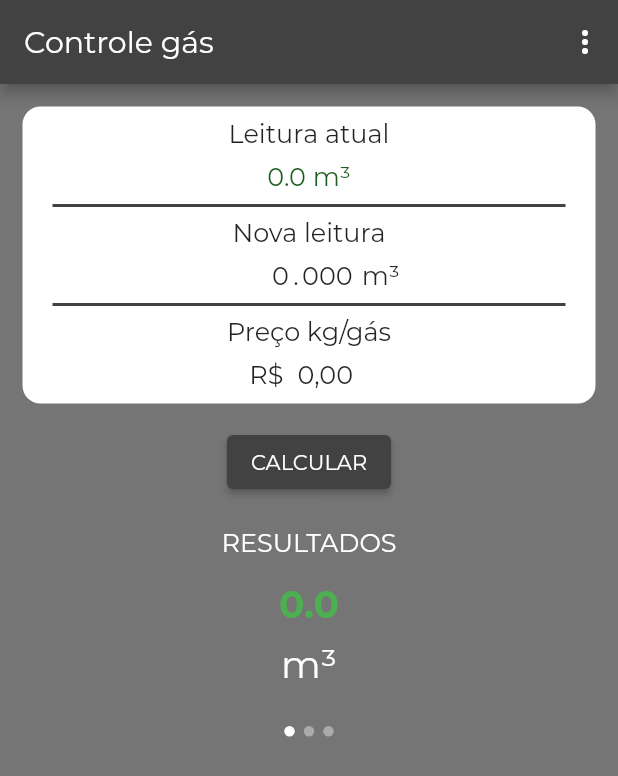
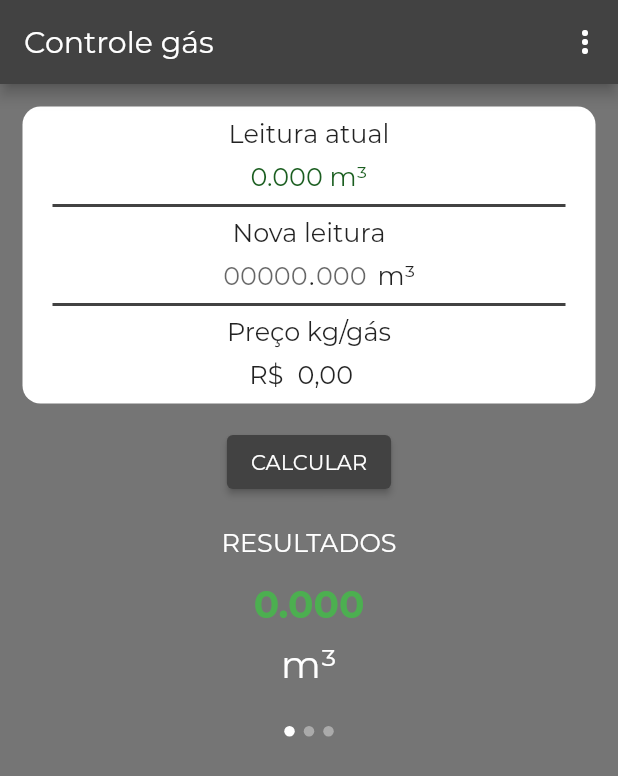
Before and after one commit to mtbossa/gas-control, a Flutter app: the screen it shows after launch, after a tap on "CALCULAR", on a phone screen of 412 x 824 dp. Shown: the top 776 px of the screen. Run offline on Flutter 3.47's test engine with Material 2 defaults, Android fonts, the phone set to English and light mode, and no system bars; our stand-ins replace flutter_masked_text.

Commit message:
Added _firstTime variable for initing zerovalue only once and added zeros to display

```diff
--- a/lib/app/components/home_view/container_values.dart
+++ b/lib/app/components/home_view/container_values.dart
@@ -107,9 +107,10 @@ class ContainerValues extends StatelessWidget {
   }
 
   Text checkEmpty() {
+    // TODO print with ","
     if (leiturasArray.last.cubicMeterValue == 0.0 || leiturasArray.last.cubicMeterValue == null) {
       return Text(
-        "0.0 m³",
+        "0.000 m³",
         style: TextStyle(
           color: Colors.green[900],
           fontSize: 17,
@@ -118,7 +119,7 @@ class ContainerValues extends StatelessWidget {
     } else {
       return Text(
         // Displays the most recent added gas value
-        "${leiturasArray.last.cubicMeterValue} m³",
+        "${leiturasArray.last.cubicMeterValue.toStringAsFixed(3)} m³",
         style: TextStyle(
           color: Colors.green[900],
           fontSize: 17,
--- a/lib/app/components/home_view/input_gas_new_value.dart
+++ b/lib/app/components/home_view/input_gas_new_value.dart
@@ -19,7 +19,7 @@ class InputGasValue extends StatelessWidget {
       mainAxisAlignment: MainAxisAlignment.center,
       children: [
         Container(
-          width: 50,
+          width: 70,
           child: TextField(
             textDirection: TextDirection.rtl,
             controller: newIntValueTextController,
@@ -29,6 +29,7 @@ class InputGasValue extends StatelessWidget {
             onEditingComplete: (() => _focusNode.requestFocus()),
             decoration: InputDecoration(
               hintText: "00000",
+              hintTextDirection: TextDirection.rtl,
               contentPadding: EdgeInsets.symmetric(vertical: -2),
               isDense: true,
               counterText: "",
@@ -38,10 +39,13 @@ class InputGasValue extends StatelessWidget {
             keyboardType: TextInputType.number,
           ),
         ),
-        Text(
-          ".",
-          style: TextStyle(
-            fontSize: 17,
+        Padding(
+          padding: const EdgeInsets.only(left: 1.0),
+          child: Text(
+            ".",
+            style: TextStyle(
+              fontSize: 17,
+            ),
           ),
         ),
         Padding(
@@ -57,7 +61,8 @@ class InputGasValue extends StatelessWidget {
               focusNode: _focusNode,
               decoration: InputDecoration(
                 hintText: "000",
-                contentPadding: EdgeInsets.symmetric(vertical: -2),
+                hintTextDirection: TextDirection.ltr,
+                contentPadding: EdgeInsets.only(top: -2, bottom: -2),
                 isDense: true,
                 counterText: "",
                 border: InputBorder.none,
--- a/lib/app/components/home_view/page_view_result.dart
+++ b/lib/app/components/home_view/page_view_result.dart
@@ -89,11 +89,12 @@ class PageViewResult extends StatelessWidget {
   }
 
   Text checkCubicMeters() {
+    // TODO print with ','
     if (arrayLeituras.last.cubicMeterValue == 0.0 ||
         arrayLeituras.last.cubicMeterValue == null ||
         arrayLeituras.last.cubicMeterDifference == 0.0) {
       return Text(
-        "0.0",
+        "0.000",
         style: TextStyle(
           fontSize: 25,
           color: Colors.green,
@@ -116,7 +117,7 @@ class PageViewResult extends StatelessWidget {
     if (arrayLeituras.last.kgValue == 0.0 ||
         arrayLeituras.last.kgValue == null) {
       return Text(
-        "0.0",
+        "0.00",
         style: TextStyle(
           fontSize: 25,
           color: Colors.green,
@@ -139,7 +140,7 @@ class PageViewResult extends StatelessWidget {
     if (arrayLeituras.last.moneyValue == 0.0 ||
         arrayLeituras.last.moneyValue == null) {
       return Text(
-        "0.0",
+        "0.00",
         style: TextStyle(
           fontSize: 25,
           color: Colors.green,
--- a/lib/app/views/home_view.dart
+++ b/lib/app/views/home_view.dart
@@ -15,25 +15,27 @@ class HomeView extends StatefulWidget {
 class _HomeViewState extends State<HomeView> {
   int _currentIndex; // Current index of result view
 
-  TextEditingController newIntValueTextController =
-      TextEditingController(text: "0");
-  TextEditingController newDecimalValueTextController =
-      TextEditingController(text: "000");
+  TextEditingController newIntValueTextController = TextEditingController();
+  TextEditingController newDecimalValueTextController = TextEditingController();
   MoneyMaskedTextController gasPriceTextController =
       MoneyMaskedTextController();
+  bool _firstTime = true;
   List<Leitura> listLeituras = [];
 
   @override
   void initState() {
     super.initState();
-    Leitura leitura = Leitura(
+    if (_firstTime) {
+      Leitura _leitura = Leitura(
         cubicMeterDifference: 0.0,
         cubicMeterValue: 0.0,
         gasPrice: 0.0,
         kgValue: 0.0,
         moneyValue: 0.0,
       );
-    listLeituras.insert(0, leitura);
+      listLeituras.insert(0, _leitura);
+      _firstTime = !_firstTime;
+    }
     _currentIndex = 0;
   }
 
@@ -88,9 +90,11 @@ class _HomeViewState extends State<HomeView> {
                         ElevatedButton(
                           onPressed: () {
                             setState(() {
-                              calculate();
-                              newIntValueTextController = TextEditingController(text: "0");
-                              newDecimalValueTextController = TextEditingController(text: "000");
+                              _calculate();
+                              newIntValueTextController =
+                                  TextEditingController();
+                              newDecimalValueTextController =
+                                  TextEditingController();
                             }); // Calcular e mostrar
                           },
                           child: Text("CALCULAR"),
@@ -137,7 +141,7 @@ class _HomeViewState extends State<HomeView> {
   }
 
   // AlertDialog for adding newAtualGasValue
-  addNewGasValueDialog(BuildContext context) {
+  _addNewGasValueDialog(BuildContext context) {
     return showDialog(
       context: context,
       builder: (context) {
@@ -146,7 +150,7 @@ class _HomeViewState extends State<HomeView> {
             "Valor atual no medidor",
           ),
           content: Container(
-            height: 28,
+            height: 38,
             child: Column(
               crossAxisAlignment: CrossAxisAlignment.center,
               children: [
@@ -154,21 +158,29 @@ class _HomeViewState extends State<HomeView> {
                     newIntValueTextController: newIntValueTextController,
                     newDecimalValueTextController:
                         newDecimalValueTextController),
+                Divider(
+                  color: Theme.of(context).primaryColor,
+                  thickness: 2,
+                  indent: 20,
+                  endIndent: 20,
+                ),
               ],
             ),
           ),
           actions: [
             TextButton(
-              onPressed: () {},
+              onPressed: () {
+                Navigator.of(context).pop();
+              },
               child: Text("CANCELAR"),
             ),
             ElevatedButton(
               onPressed: () {
                 Navigator.of(context).pop();
                 setState(() {
-                  createFirstValue();
-                  newIntValueTextController = TextEditingController(text: "0");
-                  newDecimalValueTextController = TextEditingController(text: "000");
+                  _createFirstValue();
+                  newIntValueTextController = TextEditingController();
+                  newDecimalValueTextController = TextEditingController();
                 });
               },
               child: Text(
@@ -182,7 +194,7 @@ class _HomeViewState extends State<HomeView> {
   }
 
   // Function that creates the first input Value
-  void createFirstValue() {
+  void _createFirstValue() {
     String newIntValueText = newIntValueTextController.text;
     String newDecimalValueText = newDecimalValueTextController.text;
 
@@ -203,7 +215,7 @@ class _HomeViewState extends State<HomeView> {
   }
 
   // AlertDialog for adding newAtualGasValue
-  zeroAllValuesDialog(BuildContext context) {
+  _zeroAllValuesDialog(BuildContext context) {
     return showDialog(
       context: context,
       builder: (context) {
@@ -223,14 +235,16 @@ class _HomeViewState extends State<HomeView> {
           ),
           actions: [
             TextButton(
-              onPressed: () {},
+              onPressed: () {
+                Navigator.of(context).pop();
+              },
               child: Text("CANCELAR"),
             ),
             ElevatedButton(
               onPressed: () {
                 Navigator.of(context).pop();
                 setState(() {
-                  zeroValues();
+                  _zeroValues();
                   gasPriceTextController = MoneyMaskedTextController();
                 });
               },
@@ -245,26 +259,34 @@ class _HomeViewState extends State<HomeView> {
   }
 
   // Function that zero's all content inside Gas object
-  void zeroValues() {
+  void _zeroValues() {
     listLeituras.clear();
+    Leitura _leitura = Leitura(
+      cubicMeterDifference: 0.0,
+      cubicMeterValue: 0.0,
+      gasPrice: 0.0,
+      kgValue: 0.0,
+      moneyValue: 0.0,
+    );
+    listLeituras.insert(0, _leitura);
   }
 
   // Revert last added value
-  void revertLastValue() {}
+  void _revertLastValue() {}
 
   // Function that does something depeding on choice
   void choiceAction(String choice) {
     if (choice == Constants.adicionarLeitura) {
-      addNewGasValueDialog(context);
+      _addNewGasValueDialog(context);
     } else if (choice == Constants.voltarLeitura) {
-      revertLastValue();
+      _revertLastValue();
     } else if (choice == Constants.zerarValores) {
-      zeroAllValuesDialog(context);
+      _zeroAllValuesDialog(context);
     }
   }
 
   // Function that calculates and displays the values
-  void calculate() {
+  void _calculate() {
     String newIntValueText = newIntValueTextController.text;
     String newDecimalValueText = newDecimalValueTextController.text;
     String gasPriceText = gasPriceTextController.text;
@@ -301,7 +323,7 @@ class _HomeViewState extends State<HomeView> {
       moneyValue: moneyValue,
     );
 
-    listLeituras.add(leitura);
+    listLeituras.add(leitura); // TODO can't add if new value is 0.0
 
     print("lenght: ${listLeituras.length}");
     print("cubicMeterDifference: ${listLeituras.last.cubicMeterDifference}");
```
Lines whose indentation alone changed are shown as unchanged.
